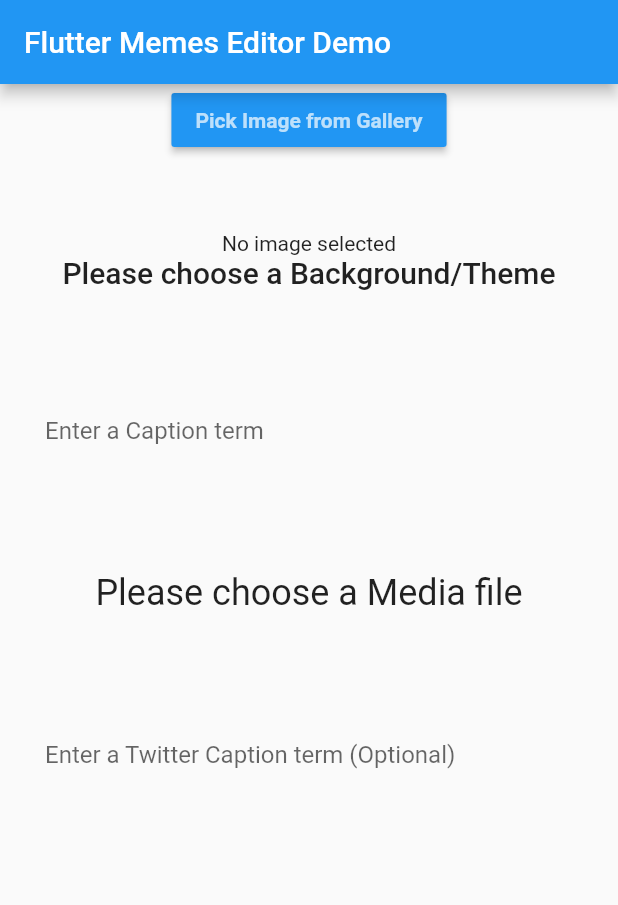
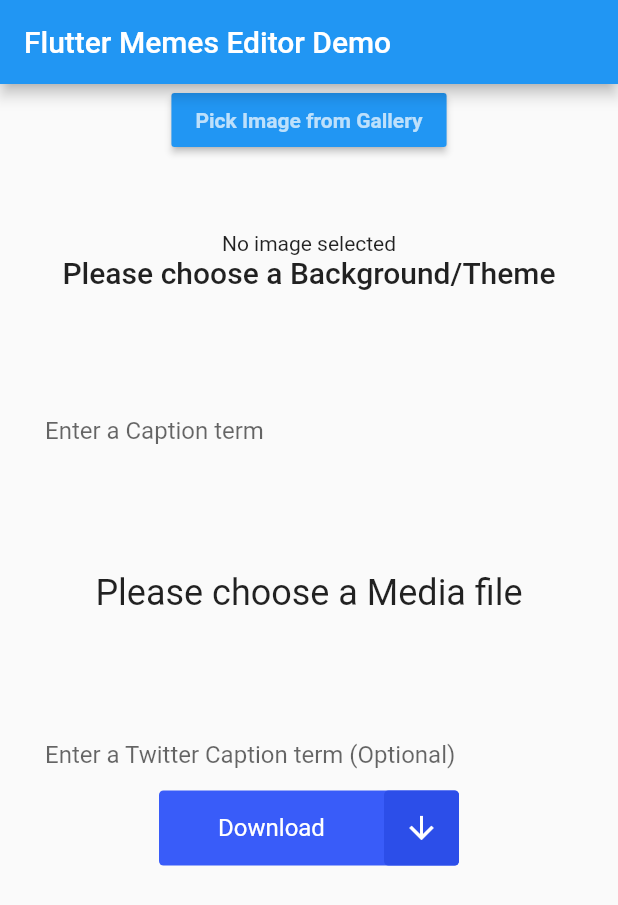
Before and after one commit to SamiESK/FlutterApp, a Flutter app: the screen it shows after launch, on a phone screen of 412 x 824 dp. Shown: the top 905 px of the screen. Run offline on Flutter 3.47's test engine with Material 2 defaults, Android fonts, the phone set to English and light mode, and no system bars; our stand-ins replace image_picker.

Commit message:
Animated Download Button added
Still does not do anything, but a cool looking animated button is there now, functionality to be added later, button is in a diffferent file than main

```diff
--- /dev/null
+++ b/lib/coolbutton.dart
@@ -0,0 +1,154 @@
+import 'package:flutter/material.dart';
+import 'package:flutter/src/animation/animation.dart';
+
+class ButtonAnimation extends StatefulWidget {
+  final Color primaryColor;
+  final Color darkPrimaryColor;
+
+  ButtonAnimation(this.primaryColor, this.darkPrimaryColor);
+
+  @override
+  _ButtonAnimationState createState() => _ButtonAnimationState();
+}
+
+class _ButtonAnimationState extends State<ButtonAnimation>
+    with TickerProviderStateMixin {
+  late AnimationController _animationController;
+  late AnimationController _scaleAnimationController;
+  late AnimationController _fadeAnimationController;
+
+  late Animation<double> _animation;
+  late Animation<double> _scaleAnimation;
+  late Animation<double> _fadeAnimation;
+
+  double buttonWidth = 200.0;
+  double scale = 1.0;
+  bool animationComplete = false;
+  double barColorOpacity = .6;
+  bool animationStart = false;
+
+  @override
+  void initState() {
+    // TODO: implement initState
+    super.initState();
+
+    _animationController =
+        AnimationController(vsync: this, duration: Duration(seconds: 3));
+
+    _scaleAnimationController =
+        AnimationController(vsync: this, duration: Duration(milliseconds: 300));
+
+    _fadeAnimationController =
+        AnimationController(vsync: this, duration: Duration(milliseconds: 400));
+
+    _fadeAnimation = Tween<double>(
+      begin: 50.0,
+      end: 0.0,
+    ).animate(_fadeAnimationController);
+
+    _scaleAnimation = Tween<double>(
+      begin: 1.0,
+      end: 1.05,
+    ).animate(_scaleAnimationController)
+      ..addStatusListener((status) {
+        if (status == AnimationStatus.completed) {
+          _scaleAnimationController.reverse();
+          _fadeAnimationController.forward();
+          _animationController.forward();
+        }
+      });
+
+    _animation = Tween<double>(begin: 0.0, end: buttonWidth)
+        .animate(_animationController)
+      ..addStatusListener((status) {
+        if (status == AnimationStatus.completed) {
+          setState(() {
+            animationComplete = true;
+            barColorOpacity = .0;
+          });
+        }
+      });
+  }
+
+  @override
+  void dispose() {
+    // TODO: implement dispose
+    super.dispose();
+
+    _animationController.dispose();
+    _fadeAnimationController.dispose();
+    _scaleAnimationController.dispose();
+  }
+
+  @override
+  Widget build(BuildContext context) {
+    return Stack(
+      children: <Widget>[
+        AnimatedBuilder(
+            animation: _scaleAnimationController,
+            builder: (context, child) => Transform.scale(
+                  scale: _scaleAnimation.value,
+                  child: InkWell(
+                    onTap: () {
+                      _scaleAnimationController.forward();
+                    },
+                    child: Container(
+                      width: 200,
+                      height: 50,
+                      decoration: BoxDecoration(
+                          color: widget.primaryColor,
+                          borderRadius: BorderRadius.circular(3)),
+                      child: Row(
+                        children: <Widget>[
+                          Expanded(
+                            child: Align(
+                                child: animationComplete == false
+                                    ? Text(
+                                        "Download",
+                                        style: TextStyle(
+                                            color: Colors.white, fontSize: 16),
+                                      )
+                                    : Icon(
+                                        Icons.check,
+                                        color: Colors.white,
+                                      )),
+                          ),
+                          AnimatedBuilder(
+                            animation: _fadeAnimationController,
+                            builder: (context, child) => Container(
+                              width: _fadeAnimation.value,
+                              height: 50,
+                              decoration: BoxDecoration(
+                                  color: widget.darkPrimaryColor,
+                                  borderRadius: BorderRadius.circular(3)),
+                              child: Icon(
+                                Icons.arrow_downward,
+                                color: Colors.white,
+                              ),
+                            ),
+                          )
+                        ],
+                      ),
+                    ),
+                  ),
+                )),
+        AnimatedBuilder(
+          animation: _animationController,
+          builder: (context, child) => Positioned(
+            left: 0,
+            top: 0,
+            width: _animation.value,
+            height: 50,
+            child: AnimatedOpacity(
+              duration: Duration(milliseconds: 200),
+              opacity: barColorOpacity,
+              child: Container(
+                decoration: BoxDecoration(color: Colors.white),
+              ),
+            ),
+          ),
+        )
+      ],
+    );
+  }
+}
--- a/lib/main.dart
+++ b/lib/main.dart
@@ -1,6 +1,9 @@
 import 'package:flutter/material.dart';
 import 'dart:io';
 import 'dart:math';
+//import 'CoolButton.dart';
+import 'package:test/coolbutton.dart';
+import 'coolbutton.dart';
 
 import 'package:flutter/services.dart';
 import 'package:image_picker/image_picker.dart';
@@ -93,6 +96,11 @@ class _MyHomePageState extends State<MyHomePage> {
             SizedBox(height: 70),
             TextField(
               //MK: TextField for input text for captions
+              //MK: the below is for wrapping the text when it finishes the a line
+              keyboardType: TextInputType.multiline,
+              minLines: 1, //Normal textInputField will be displayed
+              maxLines: null, // when user presses enter it will adapt to it
+              //MK: The below is for not showing borders, and hintText
               decoration: InputDecoration(
                 focusedBorder: InputBorder.none,
                 border: InputBorder.none,
@@ -108,7 +116,12 @@ class _MyHomePageState extends State<MyHomePage> {
             // Twitter caption field
             SizedBox(height: 70),
             TextField(
-              //MK: TextField for input text for `twitter captions optional
+              //MK: TextField for input text for Twitter captions
+              //MK: the below is for wrapping the text when it finishes the a line
+              keyboardType: TextInputType.multiline,
+              minLines: 1, //Normal textInputField will be displayed
+              maxLines: null, // when user presses enter it will adapt to it
+              //MK: The below is for not showing borders, and hintText
               decoration: InputDecoration(
                 focusedBorder: InputBorder.none,
                 border: InputBorder.none,
@@ -116,10 +129,22 @@ class _MyHomePageState extends State<MyHomePage> {
                 hintText: 'Enter a Twitter Caption term (Optional)',
               ),
             ),
+            //MK:Below button is for the Done/Download - Functionality to be added later
+            ButtonAnimation(
+                Color.fromRGBO(57, 92, 249, 1), Color.fromRGBO(44, 78, 233, 1)),
           ],
         ),
       ),
-      //MK:Below button is for the Done/Download - onPressed to beh changed later
+
+      // floatingActionButton: FloatingActionButton(
+      //   onPressed: trialfunc,
+      //   tooltip: 'Download',
+      //   child: const Icon(Icons.download),
+      // ),
     );
   }
+
+  void trialfunc() {
+    print('Hellow');
+  }
 }
--- a/pubspec.yaml
+++ b/pubspec.yaml
@@ -36,6 +36,7 @@ dependencies:
   cupertino_icons: ^1.0.2
 
   image_picker: ^0.8.1
+  gallery_saver: ^2.3.2
 
 dev_dependencies:
   flutter_test:
```
Also changed, not shown: pubspec.lock, 2 other files.
